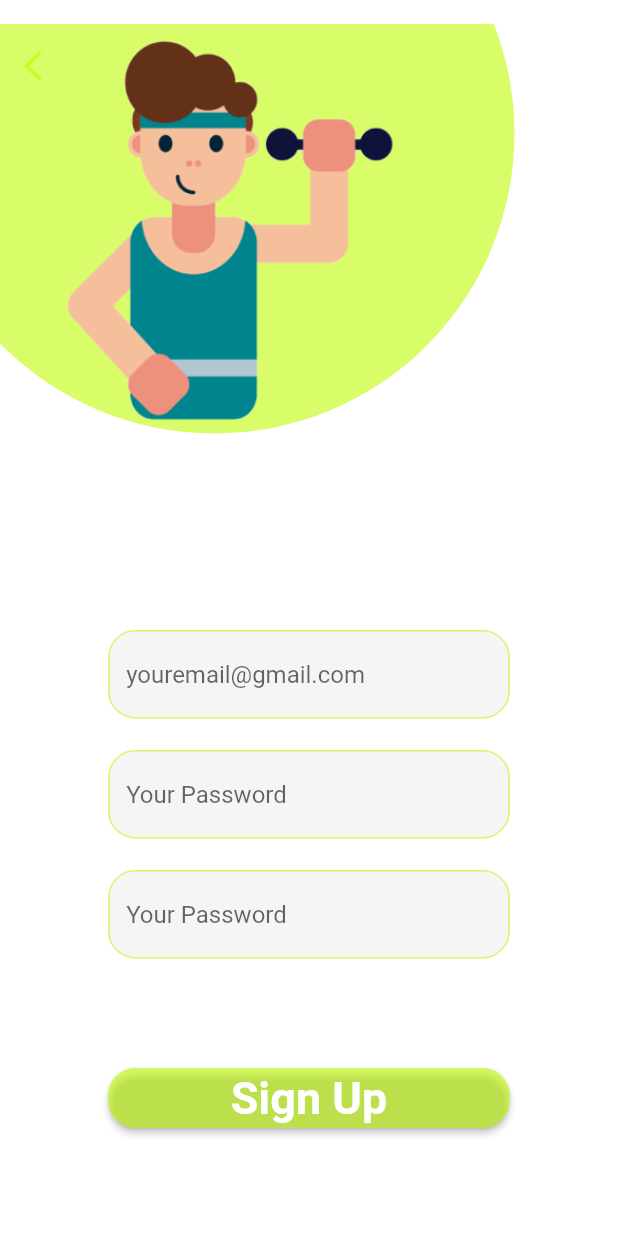
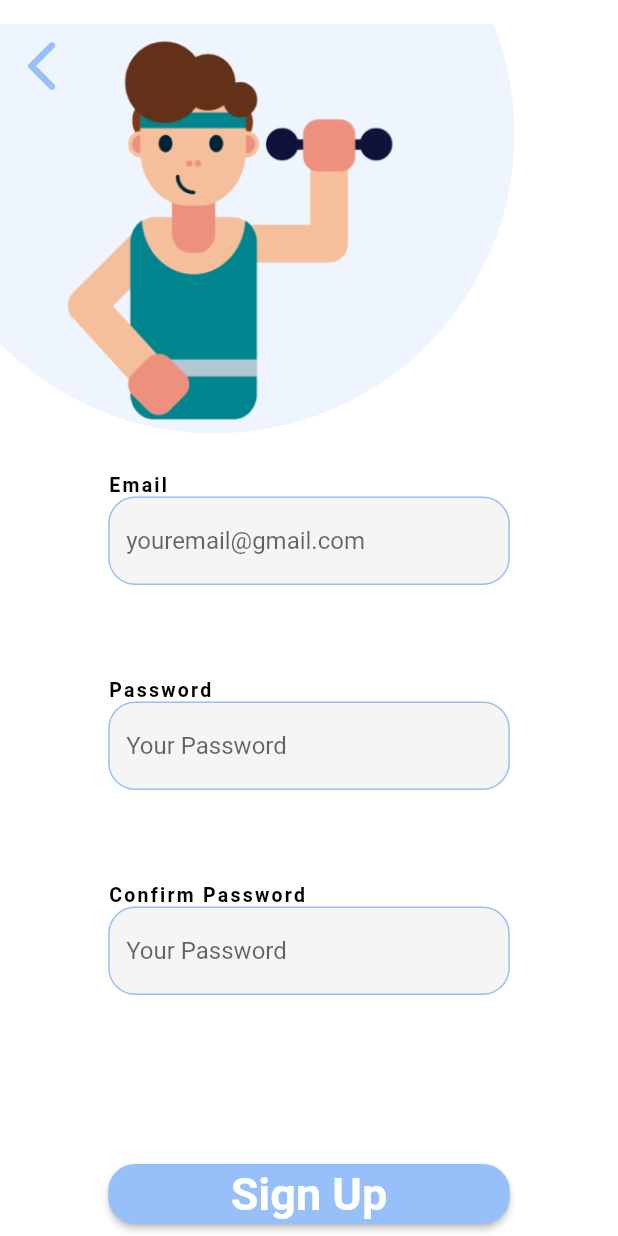
Before and after one commit to CyberExplosion/Nut_App, a Flutter app: the screen it shows after launch, after a tap on "Register", on a phone screen of 412 x 824 dp. Run offline on Flutter 3.47's test engine with Material 2 defaults, Android fonts, the phone set to English and light mode, and no system bars; our stand-ins replace firebase_auth, firebase_core, google_fonts; accounts and stored records are empty; network calls fail.

Commit message:
Make few more changes to interface of register page

```diff
--- a/nut_app_andrew/lib/color.dart
+++ b/nut_app_andrew/lib/color.dart
@@ -1,7 +1,7 @@
 import 'package:flutter/material.dart';
 
-const kNutBackgroundBlue = Color.fromARGB(151, 190, 250, 1);
-
+const kNutBackgroundBlue = Color.fromARGB(255, 151, 191, 250);
+// rgba(151, 190, 250, 1)
 const kLogoText = Color.fromARGB(255, 255, 255, 255);
 const kLoginBackground = Colors.white;
 const kBubbleRegisterColor = 0xF1F6FD;
--- a/nut_app_andrew/lib/main.dart
+++ b/nut_app_andrew/lib/main.dart
@@ -93,6 +93,7 @@ TextTheme _buildNutTextTheme(TextTheme base) {
     bodyMedium: GoogleFonts.roboto(fontWeight: FontWeight.w500, fontSize: 25),
     bodySmall: GoogleFonts.roboto(fontWeight: FontWeight.w400, fontSize: 15),
     labelSmall: GoogleFonts.roboto(
+      color: Colors.black,
       fontWeight: FontWeight.w600,
       fontSize: 13,
     ),
--- a/nut_app_andrew/lib/register.dart
+++ b/nut_app_andrew/lib/register.dart
@@ -15,7 +15,7 @@ class CirclePainter extends CustomPainter {
   @override
   void paint(Canvas canvas, Size size) {
     // var paint = Paint()..color = const Color(kBubbleRegisterColor);
-    var paint = Paint()..color = kNutBackgroundBlue;
+    var paint = Paint()..color = kNutBackgroundBlue.withAlpha(40);
     Offset center = Offset(size.width / 2, size.height / 2);
     canvas.drawCircle(center, 200, paint);
   }
@@ -41,13 +41,19 @@ class _RegisterPageState extends State<RegisterPage> {
       child: Scaffold(
         extendBodyBehindAppBar: true,
         appBar: AppBar(
-            leading: IconButton(
-          icon: const Icon(Icons.arrow_back_ios),
+            leading: SizedBox(
+          child: IconButton(
+            iconSize: 40,
+            icon: const Icon(
+              Icons.arrow_back_ios_new_rounded,
+              weight: 400,
+            ),
             onPressed: () {
               _emailController.clear();
               _passwdController.clear();
               Navigator.pop(context);
             },
+          ),
         )),
         // Use slivers for easy managing of flexible inside scrolling
         // https://stackoverflow.com/questions/56326005/how-to-use-expanded-in-singlechildscrollview
@@ -56,7 +62,8 @@ class _RegisterPageState extends State<RegisterPage> {
             hasScrollBody: false,
             child: Column(
               children: [
-                Flexible(
+                SizedBox(
+                  height: 300,
                   child: Stack(
                     //Stack need to be wrap in a container and the container needs to have define height
                     clipBehavior: Clip.antiAlias,
@@ -82,21 +89,22 @@ class _RegisterPageState extends State<RegisterPage> {
                   ),
                 ),
                 Flexible(
+                  child: SizedBox(
+                    width: 0.65 * screenWidth,
                     child: Column(
-                    mainAxisAlignment: MainAxisAlignment.start,
+                      mainAxisAlignment: MainAxisAlignment.spaceBetween,
+                      children: [
+                        Column(
+                          crossAxisAlignment: CrossAxisAlignment.start,
                           children: [
                             SizedBox(
-                        height: 0,
-                        width: 0.62 * screenWidth,
                               child: Text(
                                 'Email',
                                 style: Theme.of(context).textTheme.labelSmall,
-                          textAlign: TextAlign.start,
+                                textAlign: TextAlign.left,
                               ),
                             ),
                             SizedBox(
-                        width: 0.65 * screenWidth,
-                        height: 60,
                               child: TextField(
                                 controller: _emailController,
                                 decoration: const InputDecoration(
@@ -106,9 +114,12 @@ class _RegisterPageState extends State<RegisterPage> {
                                         FloatingLabelBehavior.always),
                               ),
                             ),
+                          ],
+                        ),
+                        Column(
+                          crossAxisAlignment: CrossAxisAlignment.start,
+                          children: [
                             SizedBox(
-                        height: 20,
-                        width: 0.62 * screenWidth,
                               child: Text(
                                 'Password',
                                 style: Theme.of(context).textTheme.labelSmall,
@@ -116,8 +127,6 @@ class _RegisterPageState extends State<RegisterPage> {
                               ),
                             ),
                             SizedBox(
-                        width: 0.65 * screenWidth,
-                        height: 60,
                               child: TextField(
                                 obscureText: true,
                                 enableSuggestions: false,
@@ -130,9 +139,12 @@ class _RegisterPageState extends State<RegisterPage> {
                                         FloatingLabelBehavior.always),
                               ),
                             ),
+                          ],
+                        ),
+                        Column(
+                          crossAxisAlignment: CrossAxisAlignment.start,
+                          children: [
                             SizedBox(
-                        height: 20,
-                        width: 0.62 * screenWidth,
                               child: Text(
                                 'Confirm Password',
                                 style: Theme.of(context).textTheme.labelSmall,
@@ -140,8 +152,6 @@ class _RegisterPageState extends State<RegisterPage> {
                               ),
                             ),
                             SizedBox(
-                        width: 0.65 * screenWidth,
-                        height: 60,
                               child: TextField(
                                 controller: _secondPasswdController,
                                 obscureText: true,
@@ -154,10 +164,15 @@ class _RegisterPageState extends State<RegisterPage> {
                                         FloatingLabelBehavior.always),
                               ),
                             ),
-                      Flexible(
-                        child: Container(),
+                          ],
                         ),
-                      SizedBox(
+                        // Flexible(
+                        //   flex: 3,
+                        //   child: Container(),
+                        // ),
+                        Padding(
+                          padding: const EdgeInsets.only(top: 50, bottom: 8),
+                          child: SizedBox(
                             width: 0.65 * screenWidth,
                             height: 40,
                             child: ElevatedButton(
@@ -177,7 +192,8 @@ class _RegisterPageState extends State<RegisterPage> {
                                     } on FirebaseAuthException catch (e) {
                                       if (e.code == 'weak-password') {
                                         print("The password is too weak");
-                                  } else if (e.code == 'email-already-in-use') {
+                                      } else if (e.code ==
+                                          'email-already-in-use') {
                                         print(
                                             "The account already exists for that email");
                                       } else if (e.code == 'invalid-email') {
@@ -189,7 +205,8 @@ class _RegisterPageState extends State<RegisterPage> {
                                   }
                                   // Navigator.pushNamed(context, '/getStartedPage/page1');
                                   if (context.mounted) {
-                                Navigator.pushNamed(context, '/getStartedPage');
+                                    Navigator.pushNamed(
+                                        context, '/getStartedPage');
                                   }
                                 },
                                 child: Text(
@@ -197,9 +214,10 @@ class _RegisterPageState extends State<RegisterPage> {
                                   style: Theme.of(context).textTheme.bodyLarge,
                                 )),
                           ),
+                        ),
                         // const SignInFederation(),  //! Add back later
-                      Flexible(child: Container())
                       ],
+                    ),
                   ),
                 )
               ],
```
Lines whose indentation alone changed are shown as unchanged.
